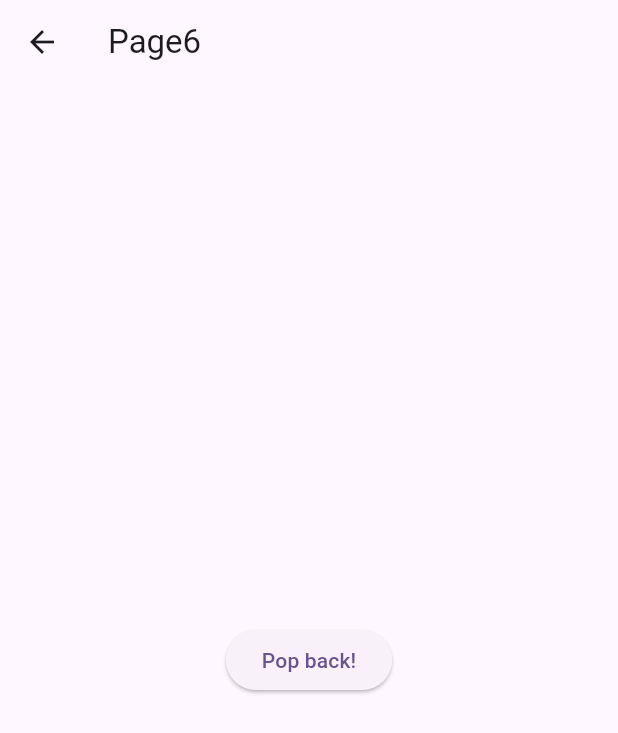
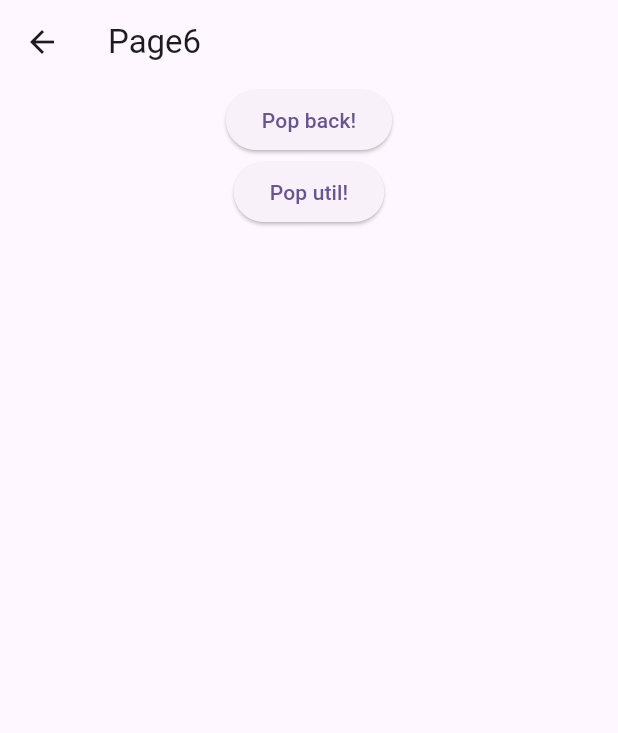
Before and after one commit to anhnt224/flutter_course_23, a Flutter app: the Page6 screen opened by its route, on a phone screen of 412 x 824 dp. Shown: the top 733 px of the screen. Run offline on Flutter 3.47's test engine with Material 3 defaults, Android fonts, the phone set to English and light mode, and no system bars.

Commit message:
Add navigation settings and buttons for page 4 and page 5 Update navigation buttons in page 6

```diff
--- a/lib/main.dart
+++ b/lib/main.dart
@@ -48,10 +48,12 @@ class MyApp extends StatelessWidget {
         switch (settings.name) {
           case '/':
             return MaterialPageRoute(
+              settings: settings,
               builder: (context) => const Page4(),
             );
           case '/page5':
             return MaterialPageRoute(
+              settings: settings,
               builder: (context) => Page5(
                 argument: settings.arguments.toString(),
               ),
--- a/lib/modules/lession_5/navigator_named.dart
+++ b/lib/modules/lession_5/navigator_named.dart
@@ -71,11 +71,22 @@ class Page6 extends StatelessWidget {
         title: const Text("Page6"),
       ),
       body: Center(
-        child: ElevatedButton(
-          onPressed: () {
-            Navigator.pop(context);
-          },
-          child: const Text('Pop back!'),
+        child: Column(
+          children: [
+            ElevatedButton(
+              onPressed: () {
+                Navigator.pop(context);
+              },
+              child: const Text('Pop back!'),
+            ),
+            ElevatedButton(
+              onPressed: () {
+                Navigator.popUntil(
+                    context, (route) => route.settings.name == '/');
+              },
+              child: const Text('Pop util!'),
+            ),
+          ],
         ),
       ),
     );
```
